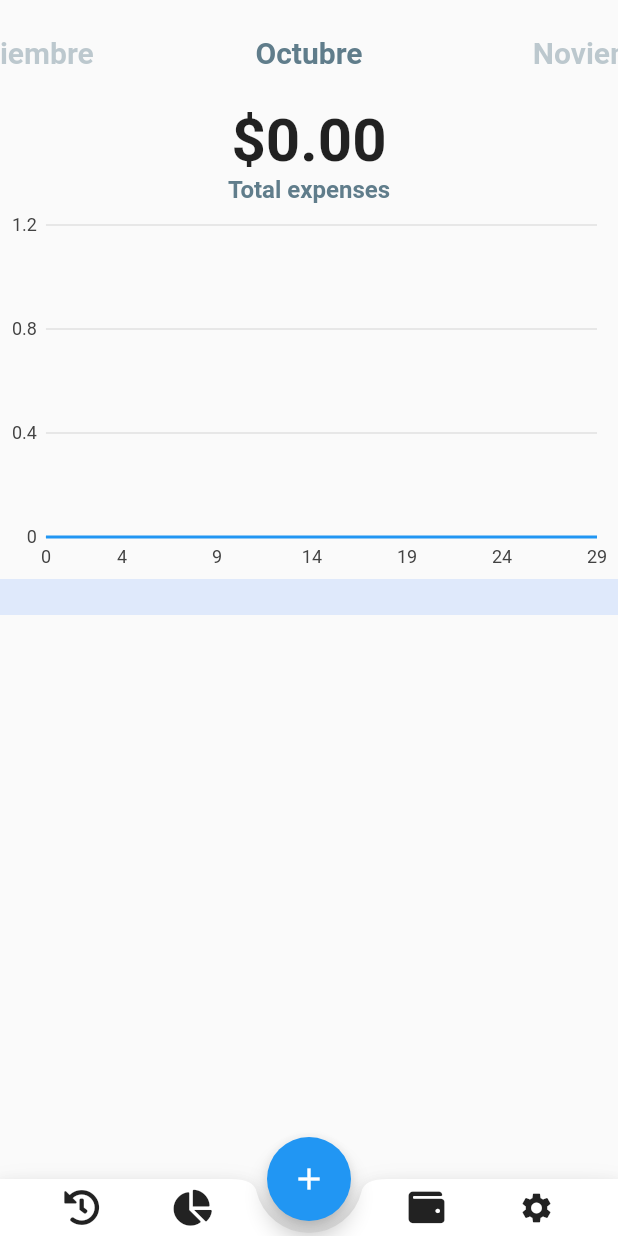
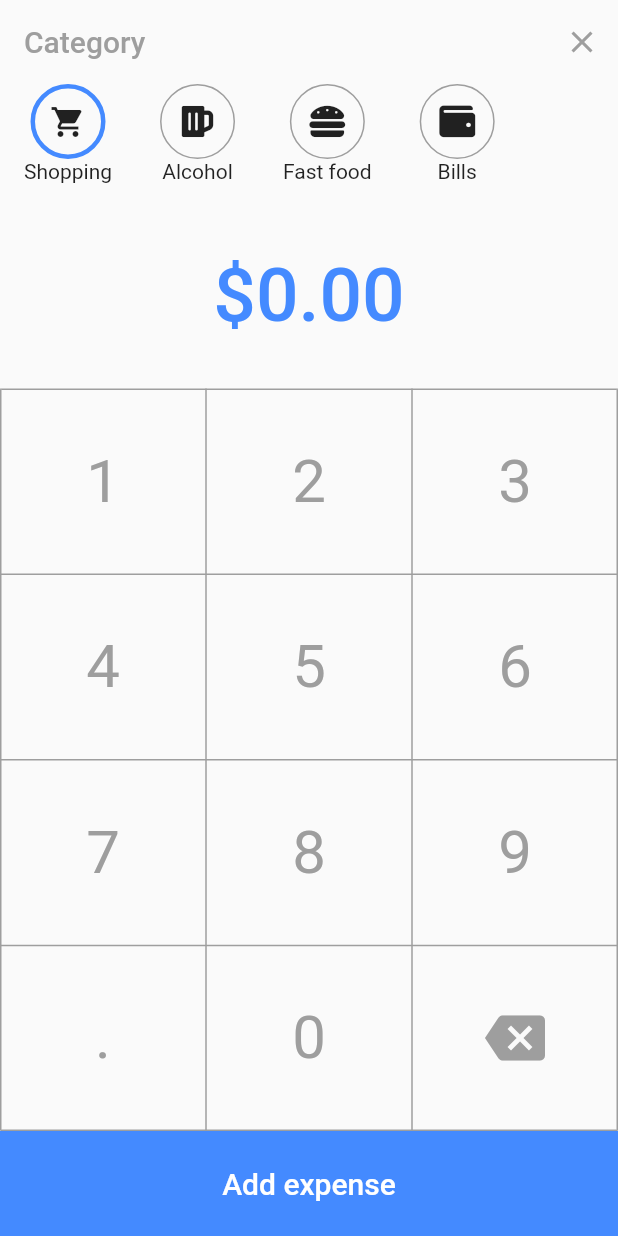
Before and after one commit to fmontalvoo/app_gastos, a Flutter app: the screen it shows after launch, after a tap on the "add" icon, on a phone screen of 412 x 824 dp. Run offline on Flutter 3.47's test engine with Material 2 defaults, Android fonts, the phone set to English and light mode, and no system bars; our stand-ins replace charts_flutter, cloud_firestore, firebase_core, font_awesome_flutter; accounts and stored records are empty.

Commit message:
Creo pantalla para agregar gastos.
Signed-off-by: Frank Montalvo Ochoa <fmontalvoo@ups.edu.ec>

```diff
--- a/lib/main.dart
+++ b/lib/main.dart
@@ -1,7 +1,9 @@
-import 'package:firebase_core/firebase_core.dart';
 import 'package:flutter/material.dart';
 
+import 'package:firebase_core/firebase_core.dart';
+
 import 'package:app_gastos/src/ui/screens/home_screen.dart';
+import 'package:app_gastos/src/ui/screens/add_expense_page.dart';
 
 void main() {
   WidgetsFlutterBinding.ensureInitialized();
@@ -38,16 +40,9 @@ class _MyAppState extends State<MyApp> {
 
   @override
   Widget build(BuildContext context) {
-    final error = Container(
-      color: Colors.white,
-      alignment: Alignment.center,
-      child: Text('Error', style: TextStyle(color: Colors.red)),
-    );
+    if (_error) return _container('Error', Colors.red);
 
-    final loading = Container(
-        color: Colors.white,
-        alignment: Alignment.center,
-        child: Text('Loading...', style: TextStyle(color: Colors.blue)));
+    if (!_initialized) return _container('Loading...', Colors.blue);
 
     return MaterialApp(
       title: 'App Gastos',
@@ -55,11 +50,21 @@ class _MyAppState extends State<MyApp> {
         primarySwatch: Colors.blue,
         visualDensity: VisualDensity.adaptivePlatformDensity,
       ),
-      home: _error
-          ? error
-          : !_initialized
-              ? loading
-              : HomeScreen(),
+      routes: {
+        '/': (context) => HomeScreen(),
+        '/add': (context) => AddExpensePage(),
+      },
+    );
+  }
+
+  Widget _container(String title, Color color) {
+    return Container(
+      color: Colors.white,
+      width: double.infinity,
+      height: double.infinity,
+      alignment: Alignment.center,
+      child: Text(title,
+          style: TextStyle(color: color), textDirection: TextDirection.ltr),
     );
   }
 }
--- /dev/null
+++ b/lib/src/ui/screens/add_expense_page.dart
@@ -0,0 +1,178 @@
+import 'package:flutter/material.dart';
+
+import 'package:cloud_firestore/cloud_firestore.dart';
+import 'package:font_awesome_flutter/font_awesome_flutter.dart';
+
+import 'package:app_gastos/src/ui/widgets/category_selection.dart';
+
+class AddExpensePage extends StatefulWidget {
+  @override
+  _AddExpensePageState createState() => _AddExpensePageState();
+}
+
+class _AddExpensePageState extends State<AddExpensePage> {
+  String _category = "";
+  int _value = 0;
+  @override
+  Widget build(BuildContext context) {
+    return Scaffold(
+      appBar: AppBar(
+        centerTitle: false,
+        automaticallyImplyLeading: false,
+        backgroundColor: Colors.transparent,
+        elevation: 0.0,
+        title: Text('Category', style: TextStyle(color: Colors.grey)),
+        actions: [
+          IconButton(
+              icon: Icon(Icons.close, color: Colors.grey),
+              onPressed: () => Navigator.pop(context))
+        ],
+      ),
+      body: _body(),
+    );
+  }
+
+  Widget _body() {
+    return Column(
+      children: [
+        _categorySelector(),
+        _currentValue(),
+        _numpad(),
+        _submit(),
+      ],
+    );
+  }
+
+  Widget _categorySelector() {
+    return Container(
+      height: 80.0,
+      child: CategorySelection(categories: {
+        "Shopping": Icons.shopping_cart,
+        "Alcohol": FontAwesomeIcons.beer,
+        "Fast food": FontAwesomeIcons.hamburger,
+        "Bills": FontAwesomeIcons.wallet,
+      }, onValueChanged: (value) => this._category = value),
+    );
+  }
+
+  Widget _currentValue() {
+    var realValue = _value / 100.0;
+    return Padding(
+      padding: EdgeInsets.symmetric(vertical: 32.0),
+      child: Text(
+        "\$${realValue.toStringAsFixed(2)}",
+        style: TextStyle(
+            fontSize: 50.0,
+            color: Colors.blueAccent,
+            fontWeight: FontWeight.w500),
+      ),
+    );
+  }
+
+  Widget _numpad() {
+    return Expanded(child: LayoutBuilder(
+      builder: (context, constraints) {
+        var height = constraints.biggest.height / 4;
+        return Table(
+          border: TableBorder.all(
+            color: Colors.grey,
+            width: 1.0,
+          ),
+          children: [
+            TableRow(children: [
+              _button(text: '1', height: height),
+              _button(text: '2', height: height),
+              _button(text: '3', height: height),
+            ]),
+            TableRow(children: [
+              _button(text: '4', height: height),
+              _button(text: '5', height: height),
+              _button(text: '6', height: height),
+            ]),
+            TableRow(children: [
+              _button(text: '7', height: height),
+              _button(text: '8', height: height),
+              _button(text: '9', height: height),
+            ]),
+            TableRow(children: [
+              _button(text: '.', height: height),
+              _button(text: '0', height: height),
+              InkWell(
+                child: Container(
+                    height: height,
+                    alignment: Alignment.center,
+                    child: Icon(
+                      Icons.backspace,
+                      color: Colors.grey,
+                      size: 40.0,
+                    )),
+                onTap: () {
+                  setState(() {
+                    _value = _value ~/ 10;
+                  });
+                },
+              ),
+            ]),
+          ],
+        );
+      },
+    ));
+  }
+
+  Widget _submit() {
+    return Builder(
+        builder: (context) => Hero(
+              tag: "add",
+              child: Container(
+                height: 70.0,
+                width: double.infinity,
+                decoration: BoxDecoration(
+                  color: Colors.blueAccent,
+                ),
+                child: MaterialButton(
+                  child: Text(
+                    "Add expense",
+                    style: TextStyle(color: Colors.white, fontSize: 20.0),
+                  ),
+                  onPressed: () {
+                    if (_value > 0 && _category != "") {
+                      FirebaseFirestore.instance
+                          .collection('expenses')
+                          .doc()
+                          .set({
+                        "category": _category,
+                        "value": _value,
+                        "month": DateTime.now().month,
+                        "day": DateTime.now().day
+                      });
+                      Navigator.pop(context);
+                    } else {
+                      Scaffold.of(context).showSnackBar(SnackBar(
+                          content: Text(
+                              "Ingresa un valor y selecciona una categoria")));
+                    }
+                  },
+                ),
+              ),
+            ));
+  }
+
+  Widget _button({String text, double height}) => InkWell(
+        child: Container(
+          height: height,
+          alignment: Alignment.center,
+          child: Text(
+            text,
+            style: TextStyle(fontSize: 40.0, color: Colors.grey),
+          ),
+        ),
+        onTap: () {
+          setState(() {
+            if (text == '.')
+              _value = _value * 100;
+            else
+              _value = _value * 10 + int.parse(text);
+          });
+        },
+      );
+}
--- a/lib/src/ui/screens/home_screen.dart
+++ b/lib/src/ui/screens/home_screen.dart
@@ -38,8 +38,11 @@ class _HomeScreenState extends State<HomeScreen> {
       bottomNavigationBar: _bottomAppBar(),
       floatingActionButtonLocation: FloatingActionButtonLocation.centerDocked,
       floatingActionButton: FloatingActionButton(
+        heroTag: "add",
         child: Icon(Icons.add),
-        onPressed: () {},
+        onPressed: () {
+          Navigator.pushNamed(context, '/add');
+        },
       ),
     );
   }
--- /dev/null
+++ b/lib/src/ui/widgets/category.dart
@@ -0,0 +1,32 @@
+import 'package:flutter/material.dart';
+
+class Category extends StatelessWidget {
+  final String name;
+  final IconData icon;
+  final bool selected;
+
+  const Category({Key key, this.name, this.icon, this.selected})
+      : super(key: key);
+
+  @override
+  Widget build(BuildContext context) {
+    return Padding(
+      padding: EdgeInsets.symmetric(horizontal: 16.0),
+      child: Column(
+        children: [
+          Container(
+            width: 50.0,
+            height: 50.0,
+            decoration: BoxDecoration(
+                borderRadius: BorderRadius.circular(25.0),
+                border: Border.all(
+                    color: this.selected ? Colors.blueAccent : Colors.grey,
+                    width: this.selected ? 3.0 : 1.0)),
+            child: Icon(icon),
+          ),
+          Text(name)
+        ],
+      ),
+    );
+  }
+}
--- /dev/null
+++ b/lib/src/ui/widgets/category_selection.dart
@@ -0,0 +1,40 @@
+import 'package:flutter/material.dart';
+
+import 'package:app_gastos/src/ui/widgets/category.dart';
+
+class CategorySelection extends StatefulWidget {
+  final Map<String, IconData> categories;
+  final Function(String) onValueChanged;
+
+  CategorySelection({Key key, this.categories, this.onValueChanged})
+      : super(key: key);
+
+  @override
+  _CategorySelectionState createState() => _CategorySelectionState();
+}
+
+class _CategorySelectionState extends State<CategorySelection> {
+  String _currentItem = "Shopping";
+  @override
+  Widget build(BuildContext context) {
+    var widgets = <Widget>[];
+
+    widget.categories.forEach((name, icon) => widgets.add(GestureDetector(
+          onTap: () {
+            setState(() {
+              this._currentItem = name;
+              widget.onValueChanged(name);
+            });
+          },
+          child: Category(
+            name: name,
+            icon: icon,
+            selected: name == this._currentItem,
+          ),
+        )));
+    return ListView(
+      children: widgets,
+      scrollDirection: Axis.horizontal,
+    );
+  }
+}
--- a/lib/src/ui/widgets/graph_widget.dart
+++ b/lib/src/ui/widgets/graph_widget.dart
@@ -14,18 +14,13 @@ class _GraphWidgetState extends State<GraphWidget> {
   _onSelectionChanged(SelectionModel model) {
     final selectedDatum = model.selectedDatum;
 
-    var time;
     final measures = <String, double>{};
 
     if (selectedDatum.isNotEmpty) {
-      time = selectedDatum.first.datum;
       selectedDatum.forEach((SeriesDatum datumPair) {
         measures[datumPair.series.displayName] = datumPair.datum;
       });
     }
-
-    print(time);
-    print(measures);
   }
 
   @override
```
